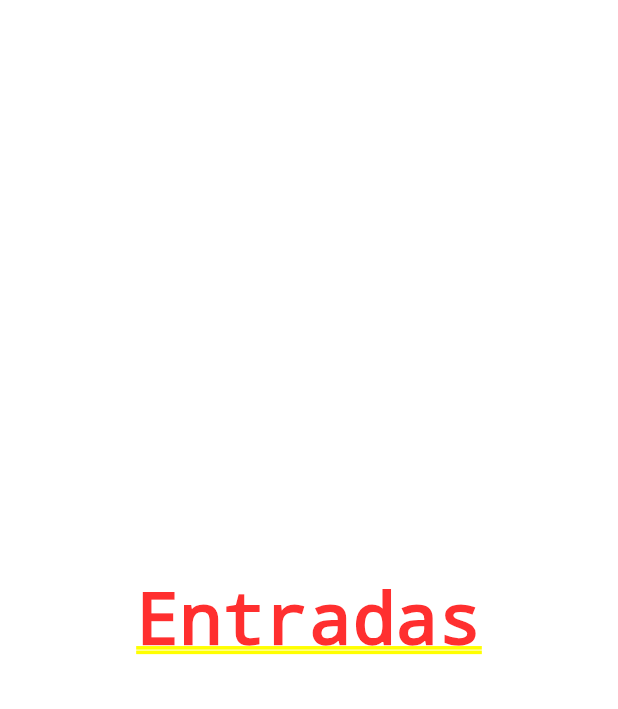
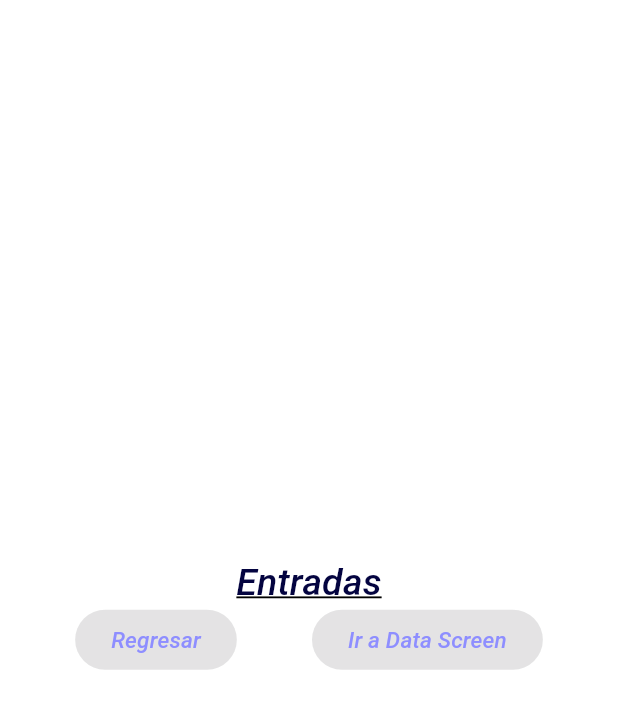
Before and after one commit to Rolando1233/componentes_flutter, a Flutter app: the screen it shows after launch, after a tap on "Entradas", on a phone screen of 412 x 824 dp. Shown: the top 709 px of the screen. Run offline on Flutter 3.47's test engine with Material 3 defaults, Android fonts, the phone set to English and light mode, and no system bars; our stand-ins replace google_fonts; Roboto replaces fonts that are missing (Merienda).

Commit message:
Initial widgets on InputScreen

```diff
--- a/lib/screens/inputs_screen.dart
+++ b/lib/screens/inputs_screen.dart
@@ -1,4 +1,5 @@
 import 'package:flutter/material.dart';
+import 'package:practica3/theme/app_theme.dart';
 
 class InputsScreen extends StatefulWidget {
   const InputsScreen({super.key});
@@ -10,8 +11,30 @@ class InputsScreen extends StatefulWidget {
 class _InputsScreenState extends State<InputsScreen> {
   @override
   Widget build(BuildContext context) {
-    return const Center(
-      child: Text('Entradas'),
+    return  Column(
+      mainAxisAlignment: MainAxisAlignment.center,
+      children: [
+           Text('Entradas',
+            style: AppTheme.lightTheme.textTheme.headlineLarge,
+           ),
+           Row(
+            mainAxisAlignment: MainAxisAlignment.spaceEvenly,
+            children: [
+              ElevatedButton(
+                onPressed: null,
+              child: Text('Regresar',
+              style: AppTheme.lightTheme.textTheme.bodySmall,
+              ),
+              ),
+               ElevatedButton(
+                onPressed: null,
+              child: Text('Ir a Data Screen',
+              style: AppTheme.lightTheme.textTheme.bodySmall,
+              ),
+              )
+            ],
+           ),
+      ],
     );
   }
 }
```
Also changed, not shown: lib/screens/data_screen.dart (added, +12 -0 lines).
